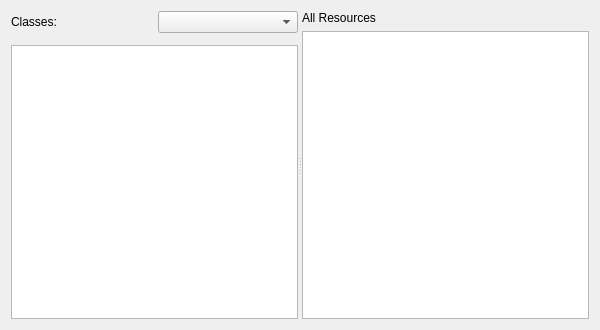
KDE/nepomukshell, file resourcebrowserwidget.ui: the form before one commit.
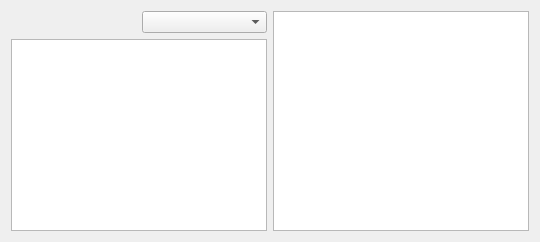
The form after the commit. Custom widgets are drawn as their Qt base class.

Commit message: * A little bit of GUI love * Removed the contextlib dependency

```diff
--- a/resourcebrowserwidget.ui
+++ b/resourcebrowserwidget.ui
@@ -2,59 +2,22 @@
 <ui version="4.0">
  <class>ResourceBrowserWidget</class>
  <widget class="QWidget" name="ResourceBrowserWidget">
-  <property name="geometry">
-   <rect>
-    <x>0</x>
-    <y>0</y>
-    <width>600</width>
-    <height>330</height>
-   </rect>
-  </property>
   <layout class="QHBoxLayout" name="horizontalLayout">
    <item>
-    <widget class="QSplitter" name="splitter">
-     <property name="orientation">
-      <enum>Qt::Horizontal</enum>
-     </property>
-     <widget class="QWidget" name="layoutWidget">
-      <layout class="QVBoxLayout" name="verticalLayout_2">
-       <item>
-        <layout class="QHBoxLayout">
-         <item>
-          <widget class="QLabel" name="label">
-           <property name="text">
-            <string>Classes:</string>
-           </property>
-          </widget>
-         </item>
-         <item>
-          <widget class="QComboBox" name="m_baseClassCombo"/>
-         </item>
-        </layout>
-       </item>
-       <item>
+    <layout class="QGridLayout" name="gridLayout">
+     <item row="0" column="0">
         <widget class="KFilterProxySearchLine" name="m_classFilter"/>
        </item>
-       <item>
+     <item row="0" column="1">
+      <widget class="QComboBox" name="m_baseClassCombo"/>
+     </item>
+     <item row="1" column="0" colspan="2">
         <widget class="QTreeView" name="m_pimoView"/>
        </item>
       </layout>
-     </widget>
-     <widget class="QWidget" name="layoutWidget">
-      <layout class="QVBoxLayout" name="verticalLayout">
-       <item>
-        <widget class="QLabel" name="m_labelResourceViewTitle">
-         <property name="text">
-          <string>All Resources</string>
-         </property>
-        </widget>
        </item>
        <item>
         <widget class="ResourceView" name="m_resourceView"/>
-       </item>
-      </layout>
-     </widget>
-    </widget>
    </item>
   </layout>
  </widget>
```
Lines whose indentation alone changed are shown as unchanged. The commit also changes 7 other files.
